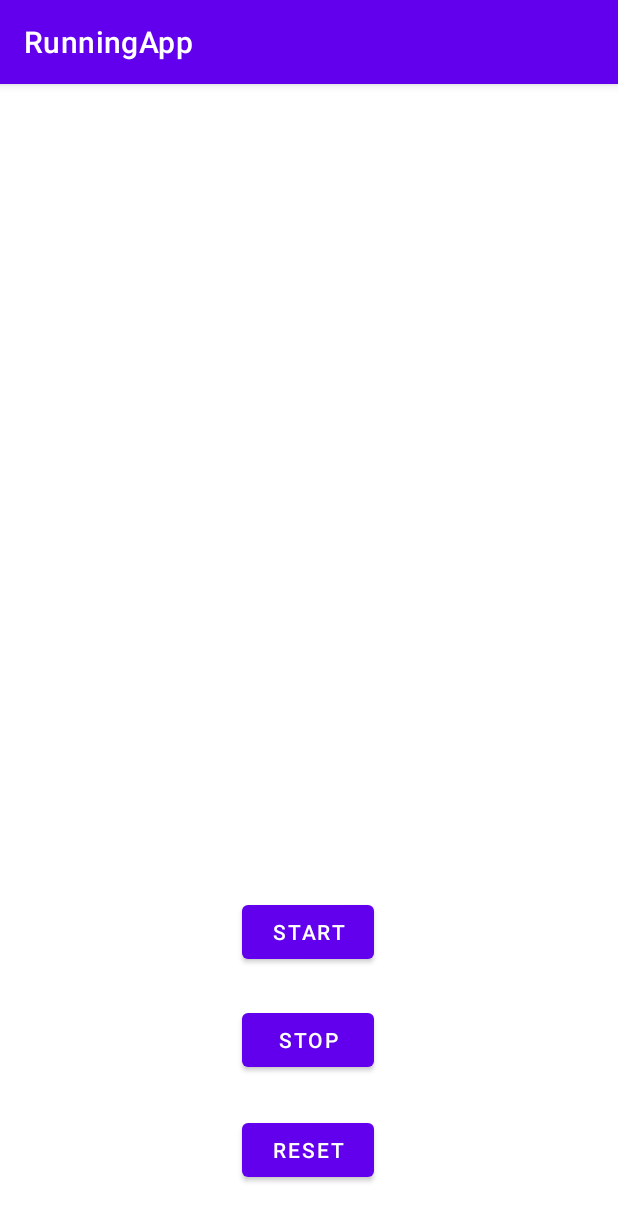
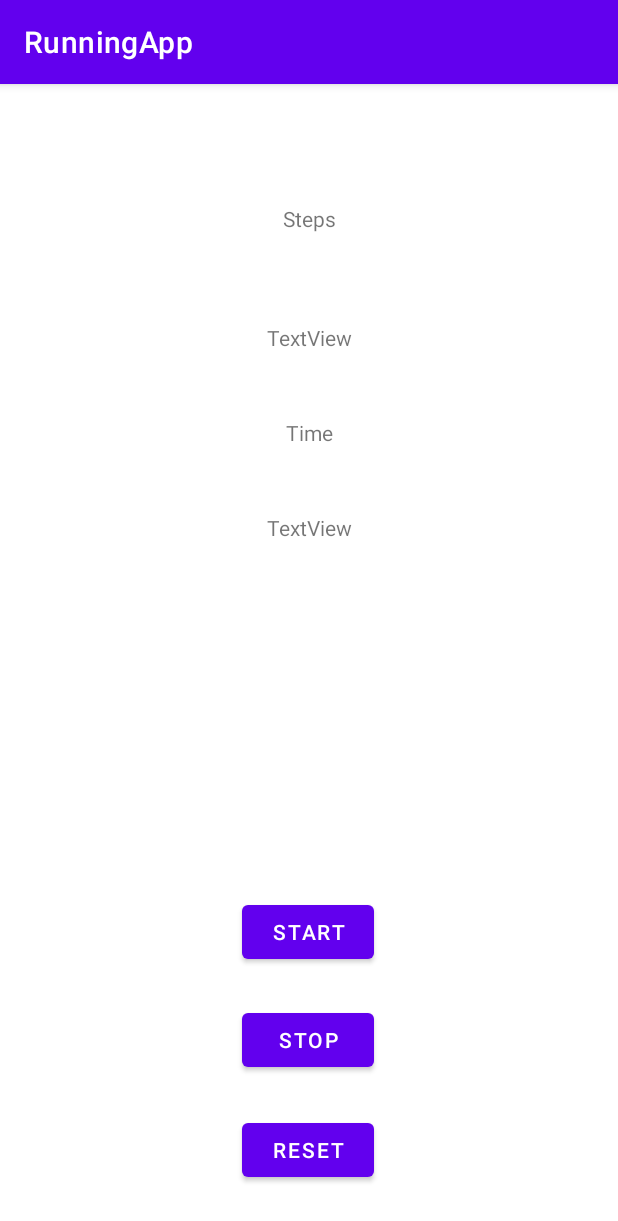
Before and after one commit to s00212257/AndroidStudioProjects, an Android app: the screen it shows after launch (MainActivity), on a phone screen of 412 x 824 dp. Shown: the top 1221 px of the screen. Run offline under Robolectric (Android 15) with nearby library versions, the phone set to English and light mode, and no system bars.

Commit message:
Added more

```diff
--- a/RunningApp/app/src/main/res/layout/activity_main.xml
+++ b/RunningApp/app/src/main/res/layout/activity_main.xml
@@ -47,4 +47,46 @@
         android:layout_height="wrap_content"
         android:orientation="horizontal"
         app:layout_constraintGuide_percent="0.7" />
+
+    <TextView
+        android:id="@+id/textView"
+        android:layout_width="wrap_content"
+        android:layout_height="wrap_content"
+        android:layout_marginTop="80dp"
+        android:text="@string/steps"
+        app:layout_constraintEnd_toEndOf="parent"
+        app:layout_constraintStart_toStartOf="parent"
+        app:layout_constraintTop_toTopOf="parent" />
+
+    <TextView
+        android:id="@+id/textView2"
+        android:layout_width="wrap_content"
+        android:layout_height="wrap_content"
+        android:layout_marginTop="44dp"
+        android:text="@string/time"
+        app:layout_constraintEnd_toEndOf="parent"
+        app:layout_constraintHorizontal_bias="0.501"
+        app:layout_constraintStart_toStartOf="parent"
+        app:layout_constraintTop_toBottomOf="@+id/textView3" />
+
+    <TextView
+        android:id="@+id/textView3"
+        android:layout_width="wrap_content"
+        android:layout_height="wrap_content"
+        android:layout_marginTop="60dp"
+        android:text="TextView"
+        app:layout_constraintEnd_toEndOf="parent"
+        app:layout_constraintStart_toStartOf="parent"
+        app:layout_constraintTop_toBottomOf="@+id/textView" />
+
+    <TextView
+        android:id="@+id/textView4"
+        android:layout_width="wrap_content"
+        android:layout_height="wrap_content"
+        android:layout_marginTop="44dp"
+        android:text="TextView"
+        app:layout_constraintEnd_toEndOf="parent"
+        app:layout_constraintHorizontal_bias="0.501"
+        app:layout_constraintStart_toStartOf="parent"
+        app:layout_constraintTop_toBottomOf="@+id/textView2" />
 </androidx.constraintlayout.widget.ConstraintLayout>
--- a/RunningApp/app/src/main/res/values/strings.xml
+++ b/RunningApp/app/src/main/res/values/strings.xml
@@ -3,4 +3,6 @@
     <string name="start">Start</string>
     <string name="stop">Stop</string>
     <string name="reset">Reset</string>
+    <string name="steps">Steps</string>
+    <string name="time">Time</string>
 </resources>
```
